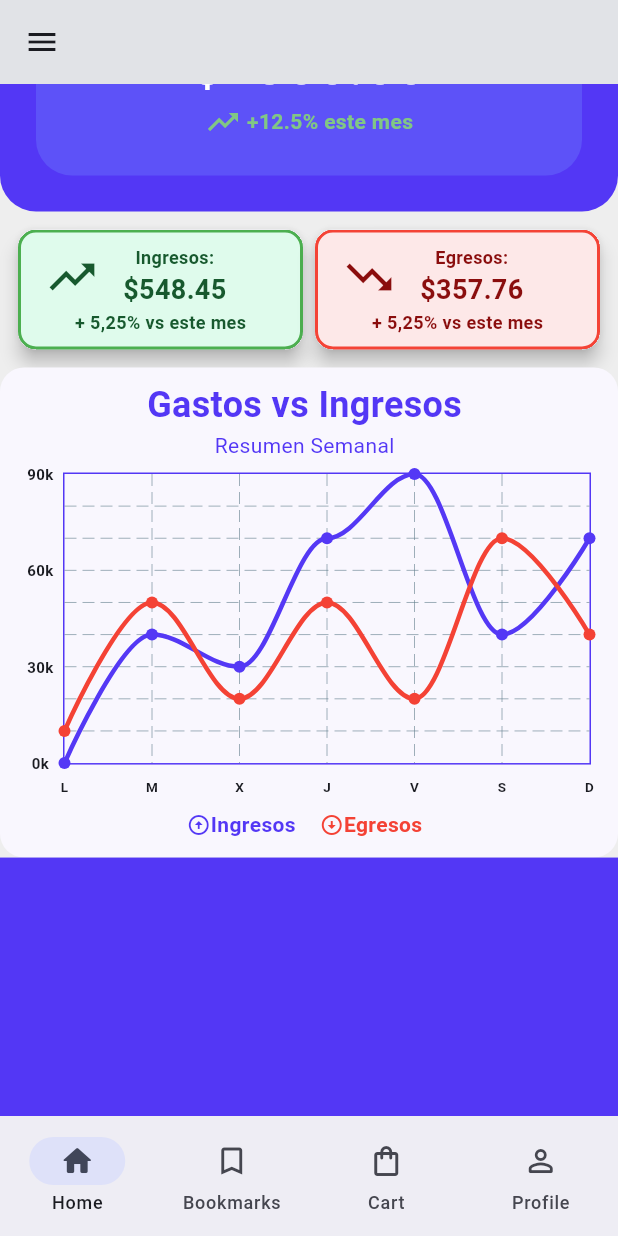
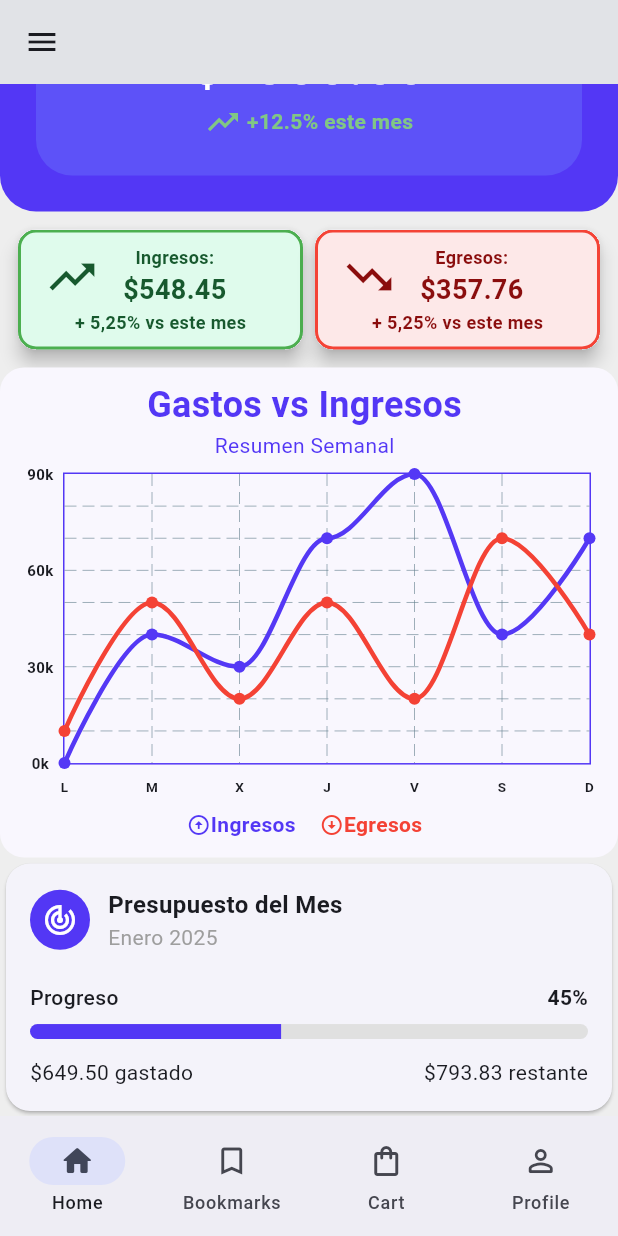
Before and after one commit to VECTOR416/Flutter-Manejo-Divisas, a Flutter app: the screen it shows after launch, scrolled down 179 dp, on a phone screen of 412 x 824 dp. Run offline on Flutter 3.47's test engine with Material 3 defaults, Android fonts, the phone set to English and light mode, and no system bars; drawn by our look-alikes of fl_chart; our stand-ins replace go_router.

Commit message:
feat(homescreen): Adicion de card de presupuestos

```diff
--- a/lib/presentation/screens/home_screen.dart
+++ b/lib/presentation/screens/home_screen.dart
@@ -26,10 +26,7 @@ class HomeScreen extends StatelessWidget {
                 padding: EdgeInsets.fromLTRB(0, 8, 0, 0),
                 child: CustomLineChart(),
               ),
-              DecoratedBox(
-                decoration: BoxDecoration(color: Color(0xFF5337F5)),
-                child: SizedBox(width: double.infinity, height: 500),
-              ),
+              BudgetCard()
             ],
           ),
         ),
--- a/lib/presentation/widgets/home-screen/budget_card.dart
+++ b/lib/presentation/widgets/home-screen/budget_card.dart
@@ -1,10 +1,67 @@
-import 'package:flutter/widgets.dart';
+import 'package:flutter/material.dart';
 
-class MyWidget extends StatelessWidget {
-  const MyWidget({super.key});
+class BudgetCard extends StatelessWidget {
+    final double porcentaje = 0.45;
+    final double gastado = 649.50;
+    final double restante = 793.83;
+  const BudgetCard({super.key});
 
   @override
   Widget build(BuildContext context) {
-    return const Placeholder();
+    return Card(
+      shape: RoundedRectangleBorder(borderRadius: BorderRadius.circular(16)),
+      child: Padding(
+        padding: const EdgeInsets.all(16.0),
+        child: Column(
+          crossAxisAlignment: CrossAxisAlignment.start,
+          children: [
+            Row(
+              children: [
+                const CircleAvatar(
+                  backgroundColor: Color(0xFF5337F5),
+                  child: Icon(Icons.track_changes, color: Colors.white),
+                ),
+                const SizedBox(width: 12),
+                Column(
+                  crossAxisAlignment: CrossAxisAlignment.start,
+                  children: const [
+                    Text("Presupuesto del Mes",
+                        style: TextStyle(fontWeight: FontWeight.bold, fontSize: 16)),
+                    Text("Enero 2025", style: TextStyle(color: Colors.grey)),
+                  ],
+                ),
+              ],
+            ),
+            const SizedBox(height: 20),
+            Row(
+              mainAxisAlignment: MainAxisAlignment.spaceBetween,
+              children: [
+                const Text("Progreso", style: TextStyle(fontWeight: FontWeight.w500)),
+                Text("${(porcentaje * 100).toInt()}%",
+                    style: const TextStyle(fontWeight: FontWeight.bold)),
+              ],
+            ),
+            const SizedBox(height: 8),
+            ClipRRect(
+              borderRadius: BorderRadius.circular(20),
+              child: LinearProgressIndicator(
+                value: porcentaje,
+                minHeight: 10,
+                backgroundColor: Colors.grey[300],
+                valueColor: AlwaysStoppedAnimation<Color>(Color(0xFF5337F5)),
+              ),
+            ),
+            const SizedBox(height: 12),
+            Row(
+              mainAxisAlignment: MainAxisAlignment.spaceBetween,
+              children: [
+                Text("\$${gastado.toStringAsFixed(2)} gastado"),
+                Text("\$${restante.toStringAsFixed(2)} restante"),
+              ],
+            ),
+          ],
+        ),
+      ),
+    );
   }
 }
--- a/lib/presentation/widgets/widgets.dart
+++ b/lib/presentation/widgets/widgets.dart
@@ -1,3 +1,4 @@
+export 'package:manejo_divisas/presentation/widgets/home-screen/budget_card.dart';
 export 'package:manejo_divisas/presentation/widgets/home-screen/cards_container.dart';
 export 'package:manejo_divisas/presentation/widgets/home-screen/main_tittle.dart';
 export 'package:manejo_divisas/presentation/widgets/home-screen/custom_line_chart.dart';
```
